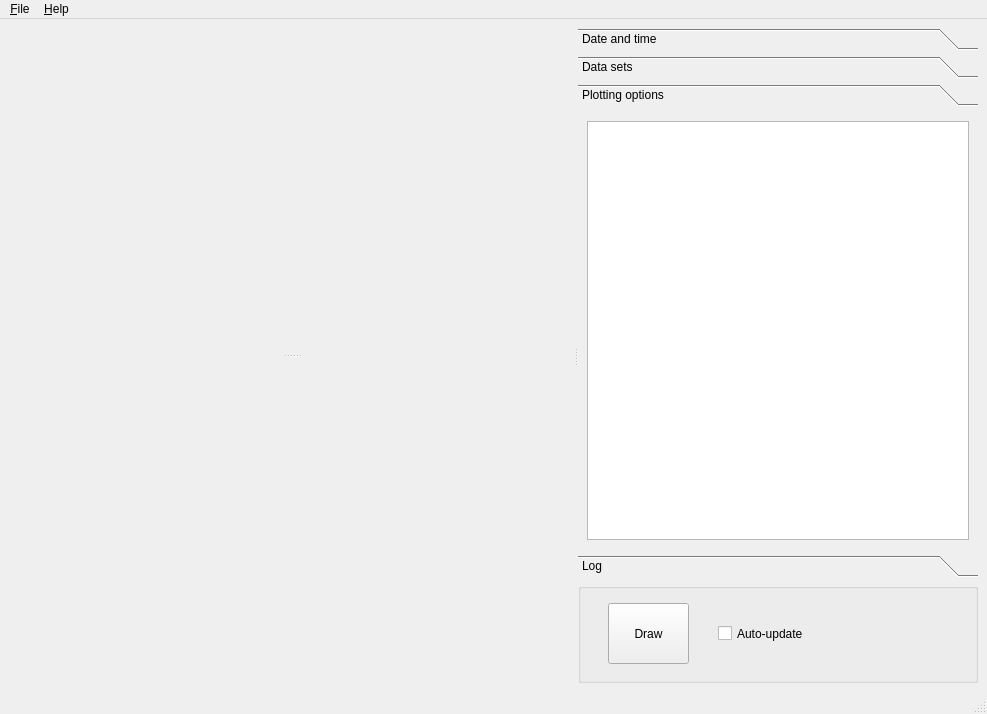
Old version of the form auroraplot/gui/auroraplot_dataviewer.ui in the repository stevemarple/auroraplot.
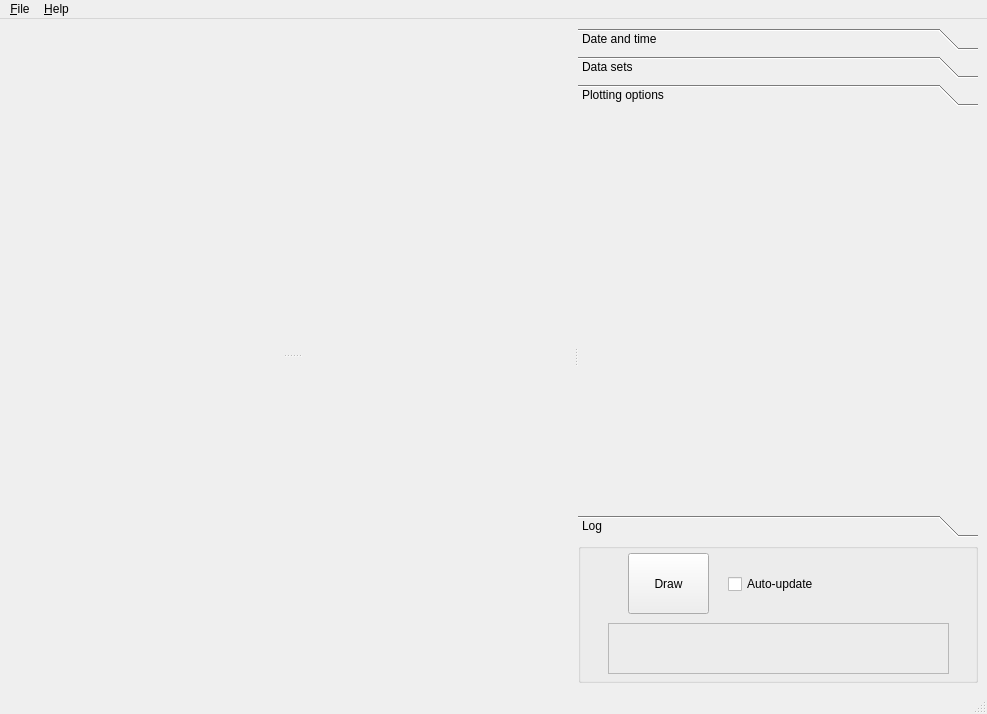
New version of the form. The open tabs and pages were chosen to show the change. Icons and pictures are not drawn.

Commit message: Adds matplotlib toolbar

Patch:
```diff
--- a/auroraplot/gui/auroraplot_dataviewer.ui
+++ b/auroraplot/gui/auroraplot_dataviewer.ui
@@ -353,34 +353,14 @@
             <rect>
              <x>0</x>
              <y>0</y>
-             <width>112</width>
-             <height>112</height>
+             <width>400</width>
+             <height>373</height>
             </rect>
            </property>
            <attribute name="label">
             <string>Plotting options</string>
            </attribute>
-           <layout class="QVBoxLayout" name="verticalLayout_2">
-            <item>
-             <widget class="QListWidget" name="optionsListWidget">
-              <property name="sizePolicy">
-               <sizepolicy hsizetype="Expanding" vsizetype="Expanding">
-                <horstretch>1</horstretch>
-                <verstretch>1</verstretch>
-               </sizepolicy>
-              </property>
-              <property name="minimumSize">
-               <size>
-                <width>100</width>
-                <height>100</height>
-               </size>
-              </property>
-              <property name="selectionMode">
-               <enum>QAbstractItemView::NoSelection</enum>
-              </property>
-             </widget>
-            </item>
-           </layout>
+           <layout class="QVBoxLayout" name="optionsLayout"/>
           </widget>
           <widget class="QWidget" name="page_3">
            <property name="geometry">
@@ -431,13 +411,13 @@
           <property name="minimumSize">
            <size>
             <width>400</width>
-            <height>100</height>
+            <height>140</height>
            </size>
           </property>
           <property name="maximumSize">
            <size>
             <width>1000</width>
-            <height>100</height>
+            <height>140</height>
            </size>
           </property>
           <property name="title">
@@ -446,8 +426,8 @@
           <widget class="QPushButton" name="goButton">
            <property name="geometry">
             <rect>
-             <x>30</x>
-             <y>20</y>
+             <x>50</x>
+             <y>10</y>
              <width>81</width>
              <height>61</height>
             </rect>
@@ -459,16 +439,33 @@
           <widget class="QCheckBox" name="autoUpdateCheckBox">
            <property name="geometry">
             <rect>
-             <x>140</x>
+             <x>150</x>
              <y>30</y>
-             <width>111</width>
-             <height>41</height>
+             <width>105</width>
+             <height>22</height>
             </rect>
            </property>
            <property name="text">
             <string>Auto-update</string>
            </property>
           </widget>
+          <widget class="QFrame" name="toolbarFrame">
+           <property name="geometry">
+            <rect>
+             <x>30</x>
+             <y>80</y>
+             <width>341</width>
+             <height>51</height>
+            </rect>
+           </property>
+           <property name="frameShape">
+            <enum>QFrame::StyledPanel</enum>
+           </property>
+           <property name="frameShadow">
+            <enum>QFrame::Raised</enum>
+           </property>
+           <layout class="QHBoxLayout" name="toolbarLayout"/>
+          </widget>
          </widget>
         </item>
        </layout>
```
Left out of the diff: 22 changed lines with no effect on the pictures. The commit also changes 2 other files.
